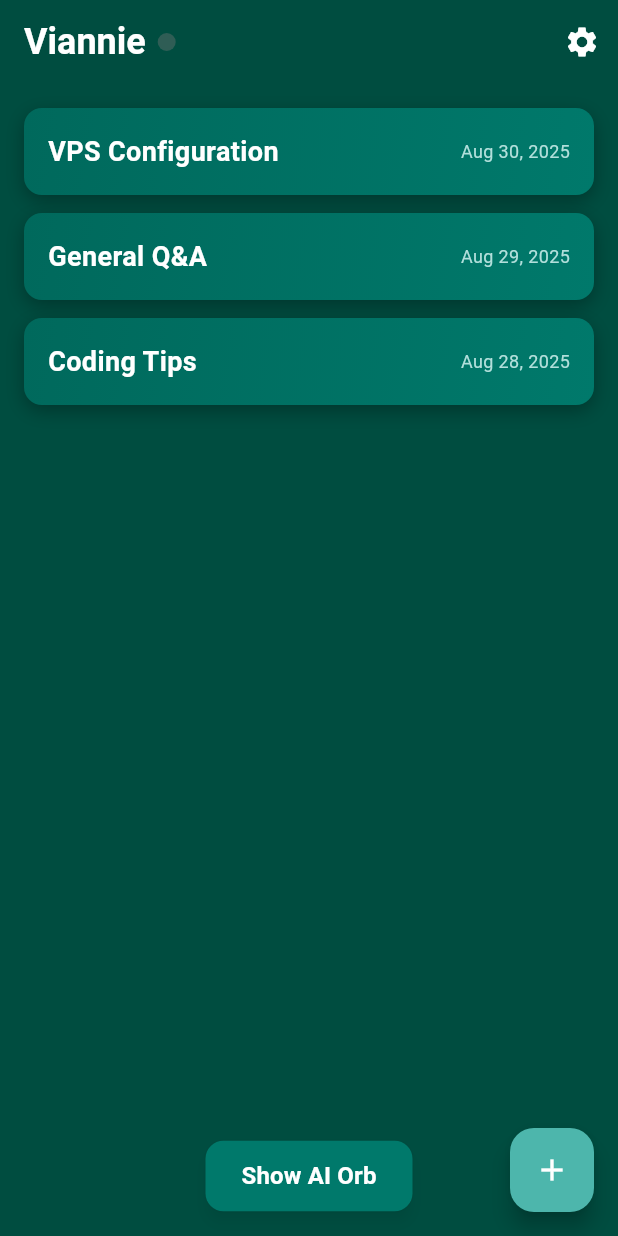
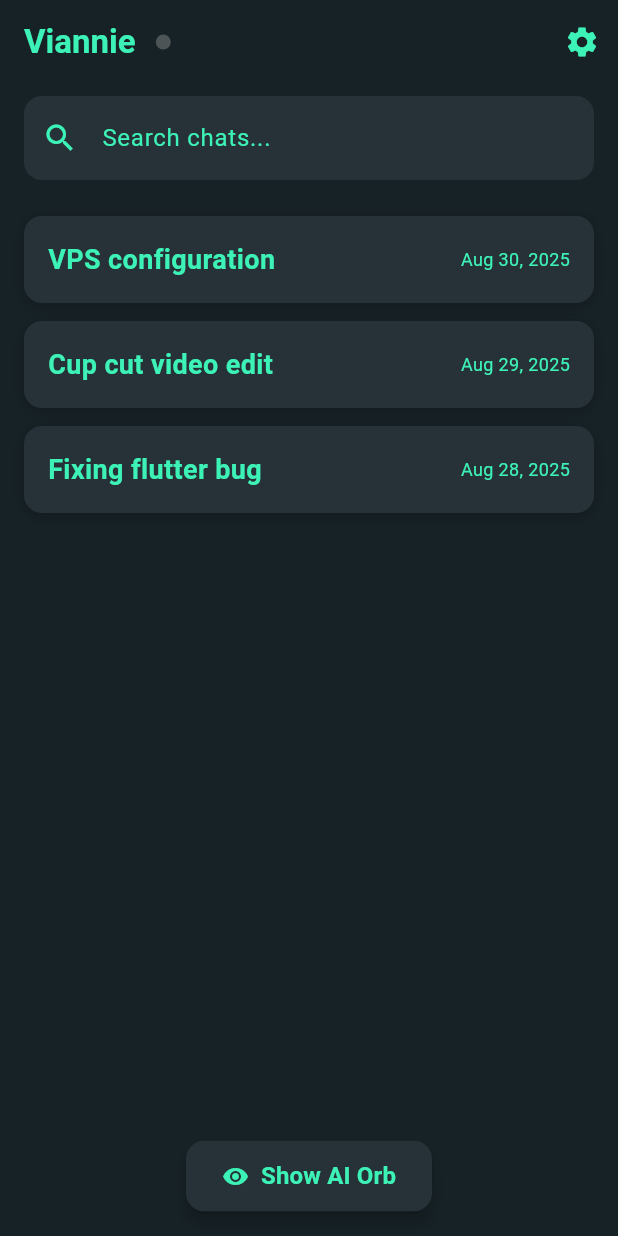
Before and after one commit to JohnnieViannie/viannieai, a Flutter app: the screen it shows after launch, on a phone screen of 412 x 824 dp. Run offline on Flutter 3.47's test engine with Material 3 defaults, Android fonts, the phone set to English and light mode, and no system bars; missing offline and left inert: flutter_overlay_window.

Commit message:
Mna,  this is incredible

```diff
--- a/lib/chat_window.dart
+++ b/lib/chat_window.dart
@@ -1,5 +1,5 @@
 import 'package:flutter/material.dart';
-import 'package:flutter_overlay_window/flutter_overlay_window.dart';
+
 import 'package:http/http.dart' as http;
 import 'dart:convert';
 
--- a/lib/pages/home.dart
+++ b/lib/pages/home.dart
@@ -15,12 +15,14 @@ class _HomeScreenState extends State<HomeScreen> with SingleTickerProviderStateM
   bool _isOverlayVisible = false;
   late AnimationController _animationController;
   late Animation<double> _statusDotAnimation;
+  String _searchQuery = '';
+  List<Map<String, String>> _filteredChatSessions = [];
 
   // Sample chat history sessions
   final List<Map<String, String>> _chatSessions = [
-    {'title': 'VPS Configuration', 'date': 'Aug 30, 2025'},
-    {'title': 'General Q&A', 'date': 'Aug 29, 2025'},
-    {'title': 'Coding Tips', 'date': 'Aug 28, 2025'},
+    {'title': 'VPS configuration', 'date': 'Aug 30, 2025'},
+    {'title': 'Cup cut video edit ', 'date': 'Aug 29, 2025'},
+    {'title': 'Fixing flutter bug', 'date': 'Aug 28, 2025'},
   ];
 
   @override
@@ -28,6 +30,7 @@ class _HomeScreenState extends State<HomeScreen> with SingleTickerProviderStateM
     super.initState();
     _checkOverlayPermission();
     _sortChatSessionsByDate();
+    _filteredChatSessions = _chatSessions; // Initialize filtered list with all chats
     _animationController = AnimationController(
       duration: const Duration(milliseconds: 300),
       vsync: this,
@@ -53,6 +56,21 @@ class _HomeScreenState extends State<HomeScreen> with SingleTickerProviderStateM
     });
   }
 
+  // Filter chat sessions based on search query
+  void _filterChatSessions(String query) {
+    setState(() {
+      _searchQuery = query;
+      if (query.isEmpty) {
+        _filteredChatSessions = _chatSessions;
+      } else {
+        _filteredChatSessions = _chatSessions
+            .where((session) =>
+                session['title']!.toLowerCase().contains(query.toLowerCase()))
+            .toList();
+      }
+    });
+  }
+
   // Check and request overlay permission
   Future<void> _checkOverlayPermission() async {
     bool? isGranted = await FlutterOverlayWindow.isPermissionGranted();
@@ -63,15 +81,12 @@ class _HomeScreenState extends State<HomeScreen> with SingleTickerProviderStateM
       } else {
         developer.log("Overlay permission denied");
         ScaffoldMessenger.of(context).showSnackBar(
-          SnackBar(
-            content: const Text(
+          const SnackBar(
+            content: Text(
               "Overlay permission is required",
-              style: TextStyle(color: Colors.white),
+              style: TextStyle(color: Color(0xFF3DF2B6)),
             ),
-            backgroundColor: Colors.red.shade700,
-            behavior: SnackBarBehavior.floating,
-            margin: const EdgeInsets.all(16.0),
-            shape: RoundedRectangleBorder(borderRadius: BorderRadius.circular(8.0)),
+            backgroundColor: Color(0xFF172226),
           ),
         );
       }
@@ -94,7 +109,7 @@ class _HomeScreenState extends State<HomeScreen> with SingleTickerProviderStateM
         enableDrag: true,
         positionGravity: PositionGravity.auto,
         overlayTitle: "Viannie",
-        overlayContent: "Viannie is active",
+        overlayContent: "Floating button is active",
         flag: OverlayFlag.defaultFlag,
       );
       setState(() {
@@ -118,28 +133,9 @@ class _HomeScreenState extends State<HomeScreen> with SingleTickerProviderStateM
       SnackBar(
         content: Text(
           "Opening ${session['title']}",
-          style: const TextStyle(color: Colors.white),
+          style: const TextStyle(color: Color(0xFF3DF2B6)),
         ),
-        backgroundColor: Colors.teal.shade900,
-        behavior: SnackBarBehavior.floating,
-        margin: const EdgeInsets.all(16.0),
-        shape: RoundedRectangleBorder(borderRadius: BorderRadius.circular(8.0)),
-      ),
-    );
-  }
-
-  // Start new chat session
-  void _startNewChat() {
-    ScaffoldMessenger.of(context).showSnackBar(
-      SnackBar(
-        content: const Text(
-          "Starting new chat",
-          style: TextStyle(color: Colors.white),
-        ),
-        backgroundColor: Colors.teal.shade900,
-        behavior: SnackBarBehavior.floating,
-        margin: const EdgeInsets.all(16.0),
-        shape: RoundedRectangleBorder(borderRadius: BorderRadius.circular(8.0)),
+        backgroundColor: const Color(0xFF172226),
       ),
     );
   }
@@ -147,17 +143,15 @@ class _HomeScreenState extends State<HomeScreen> with SingleTickerProviderStateM
   @override
   Widget build(BuildContext context) {
     return Scaffold(
-      backgroundColor: Colors.teal.shade900, // Dark teal background
+      backgroundColor: const Color(0xFF172226), // Original dark teal background
       appBar: AppBar(
         title: Row(
           children: [
             const Text(
-              'Viannie',
+              'Viannie ',
               style: TextStyle(
-                color: Colors.white,
-                fontWeight: FontWeight.w700,
-                fontFamily: 'Roboto',
-                fontSize: 24.0,
+                color: Color(0xFF3DF2B6), // Original vibrant green text
+                fontWeight: FontWeight.w600,
               ),
             ),
             const SizedBox(width: 8.0),
@@ -166,18 +160,18 @@ class _HomeScreenState extends State<HomeScreen> with SingleTickerProviderStateM
               builder: (context, _) => Tooltip(
                 message: _isOverlayVisible ? 'AI Orb Active' : 'AI Orb Inactive',
                 child: Container(
-                  width: 12.0,
-                  height: 12.0,
+                  width: 10.0,
+                  height: 10.0,
                   decoration: BoxDecoration(
                     shape: BoxShape.circle,
                     color: _isOverlayVisible
-                        ? Colors.teal.shade300.withOpacity(_statusDotAnimation.value)
-                        : Colors.grey.shade600.withOpacity(_statusDotAnimation.value),
+                        ? const Color(0xFF3DF2B6).withOpacity(_statusDotAnimation.value)
+                        : Colors.grey.withOpacity(_statusDotAnimation.value),
                     boxShadow: _isOverlayVisible
                         ? [
                             BoxShadow(
-                              color: Colors.teal.shade300.withOpacity(0.5),
-                              blurRadius: 8.0,
+                              color: const Color(0xFF3DF2B6).withOpacity(0.5),
+                              blurRadius: 6.0,
                               spreadRadius: 2.0,
                             ),
                           ]
@@ -188,11 +182,11 @@ class _HomeScreenState extends State<HomeScreen> with SingleTickerProviderStateM
             ),
           ],
         ),
-        backgroundColor: Colors.transparent,
+        backgroundColor: const Color(0xFF172226),
         elevation: 0,
         actions: [
           IconButton(
-            icon: const Icon(Icons.settings, color: Colors.white),
+            icon: const Icon(Icons.settings, color: Color(0xFF3DF2B6)),
             onPressed: _openSettings,
             tooltip: 'Settings',
           ),
@@ -200,30 +194,45 @@ class _HomeScreenState extends State<HomeScreen> with SingleTickerProviderStateM
       ),
       body: Column(
         children: [
+          // Search bar
+          Padding(
+            padding: const EdgeInsets.symmetric(horizontal: 16.0, vertical: 8.0),
+            child: TextField(
+              onChanged: _filterChatSessions,
+              style: const TextStyle(color: Color(0xFF3DF2B6)),
+              decoration: InputDecoration(
+                hintText: 'Search chats...',
+                hintStyle: const TextStyle(color: Color(0xFF3DF2B6)),
+                prefixIcon: const Icon(Icons.search, color: Color(0xFF3DF2B6)),
+                filled: true,
+                fillColor: const Color(0xFF263238), // Match card color
+                border: OutlineInputBorder(
+                  borderRadius: BorderRadius.circular(12.0),
+                  borderSide: BorderSide.none,
+                ),
+              ),
+            ),
+          ),
+          // Chat list
           Expanded(
             child: ListView.builder(
               padding: const EdgeInsets.all(16.0),
-              itemCount: _chatSessions.length,
+              itemCount: _filteredChatSessions.length,
               itemBuilder: (context, index) {
-                final session = _chatSessions[index];
+                final session = _filteredChatSessions[index];
                 return GestureDetector(
                   onTap: () => _openChatSession(session),
-                  child: AnimatedContainer(
-                    duration: const Duration(milliseconds: 200),
+                  child: Container(
                     margin: const EdgeInsets.only(bottom: 12.0),
                     padding: const EdgeInsets.all(16.0),
                     decoration: BoxDecoration(
-                      gradient: LinearGradient(
-                        colors: [Colors.teal.shade800, Colors.teal.shade700],
-                        begin: Alignment.topLeft,
-                        end: Alignment.bottomRight,
-                      ),
+                      color: const Color(0xFF263238), // Original card color
                       borderRadius: BorderRadius.circular(12.0),
                       boxShadow: [
                         BoxShadow(
-                          color: Colors.black.withOpacity(0.3),
-                          blurRadius: 10.0,
-                          offset: const Offset(0, 4),
+                          color: Colors.black.withOpacity(0.2),
+                          blurRadius: 8,
+                          offset: const Offset(0, 2),
                         ),
                       ],
                     ),
@@ -235,17 +244,15 @@ class _HomeScreenState extends State<HomeScreen> with SingleTickerProviderStateM
                             style: const TextStyle(
                               fontSize: 18.0,
                               fontWeight: FontWeight.w600,
-                              color: Colors.white,
-                              fontFamily: 'Roboto',
+                              color: Color(0xFF3DF2B6), // Original vibrant green text
                             ),
                           ),
                         ),
                         Text(
                           session['date']!,
-                          style: TextStyle(
+                          style: const TextStyle(
                             fontSize: 12.0,
-                            color: Colors.teal.shade100,
-                            fontFamily: 'Roboto',
+                            color: Color(0xFF3DF2B6), // Original vibrant green text
                           ),
                         ),
                       ],
@@ -255,37 +262,60 @@ class _HomeScreenState extends State<HomeScreen> with SingleTickerProviderStateM
               },
             ),
           ),
+          // AI Orb toggle button
           Padding(
             padding: const EdgeInsets.all(16.0),
-            child: ElevatedButton(
+            child: Row(
+              mainAxisAlignment: MainAxisAlignment.center,
+              children: [
+                if (!_isOverlayVisible)
+                  ElevatedButton.icon(
                     onPressed: _toggleOverlay,
+                    icon: Icon(Icons.visibility, color: Color(0xFF3DF2B6)),
+                    label: Text(
+                      'Show AI Orb',
+                      style: TextStyle(
+                        fontSize: 16.0,
+                        fontWeight: FontWeight.w600,
+                        color: Color(0xFF3DF2B6),
+                      ),
+                    ),
                     style: ElevatedButton.styleFrom(
-                backgroundColor: Colors.teal.shade700,
-                foregroundColor: Colors.white,
-                padding: const EdgeInsets.symmetric(horizontal: 24.0, vertical: 12.0),
+                      backgroundColor: Color(0xFF263238),
+                      foregroundColor: Color(0xFF3DF2B6),
+                      padding: EdgeInsets.symmetric(horizontal: 24.0, vertical: 12.0),
                       shape: RoundedRectangleBorder(
                         borderRadius: BorderRadius.circular(12.0),
                       ),
                       elevation: 4,
-                shadowColor: Colors.black.withOpacity(0.3),
                     ),
-              child: Text(
-                _isOverlayVisible ? 'Hide AI Orb' : 'Show AI Orb',
-                style: const TextStyle(
+                  ),
+                if (_isOverlayVisible)
+                  ElevatedButton.icon(
+                    onPressed: _toggleOverlay,
+                    icon: Icon(Icons.visibility_off, color: Color(0xFF3DF2B6)),
+                    label: Text(
+                      'Hide AI Orb',
+                      style: TextStyle(
                         fontSize: 16.0,
                         fontWeight: FontWeight.w600,
-                  fontFamily: 'Roboto',
+                        color: Color(0xFF3DF2B6),
                       ),
                     ),
+                    style: ElevatedButton.styleFrom(
+                      backgroundColor: Color(0xFF263238),
+                      foregroundColor: Color(0xFF3DF2B6),
+                      padding: EdgeInsets.symmetric(horizontal: 24.0, vertical: 12.0),
+                      shape: RoundedRectangleBorder(
+                        borderRadius: BorderRadius.circular(12.0),
+                      ),
+                      elevation: 4,
                     ),
                   ),
               ],
             ),
-      floatingActionButton: FloatingActionButton(
-        onPressed: _startNewChat,
-        backgroundColor: Colors.teal.shade300,
-        child: const Icon(Icons.add, color: Colors.white),
-        tooltip: 'Start New Chat',
+          ),
+        ],
       ),
     );
   }
--- a/pubspec.yaml
+++ b/pubspec.yaml
@@ -44,6 +44,8 @@ dev_dependencies:
 
 flutter:
 
+  assets:
+    - assets/logo.png
   # The following line ensures that the Material Icons font is
   # included with your application, so that you can use the icons in
   # the material Icons class.
```
Also changed, not shown: lib/overlay_entry.dart (added, +37 -0 lines), lib/pages/floating_window.dart (+86 -187 lines), assets/logo.png (added), lib/pages/setting.dart (line endings or trailing spaces), 5 other files. Lines whose indentation alone changed are shown as unchanged.
